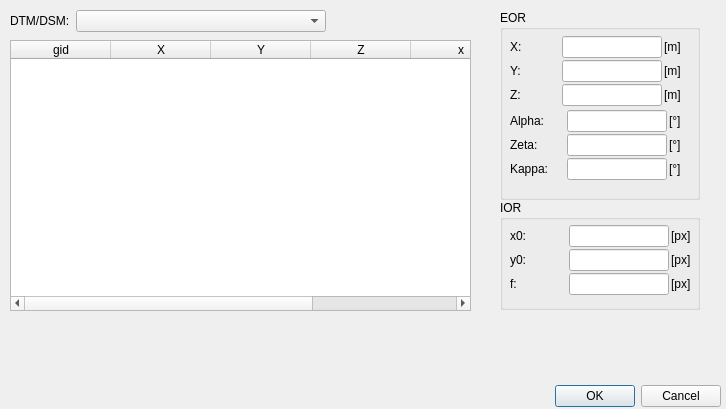
This is moniQue/gui/mono_plot_orient_dialog.ui in smfloery/moniQue as Qt 5 draws it before an edit. The edited form follows.
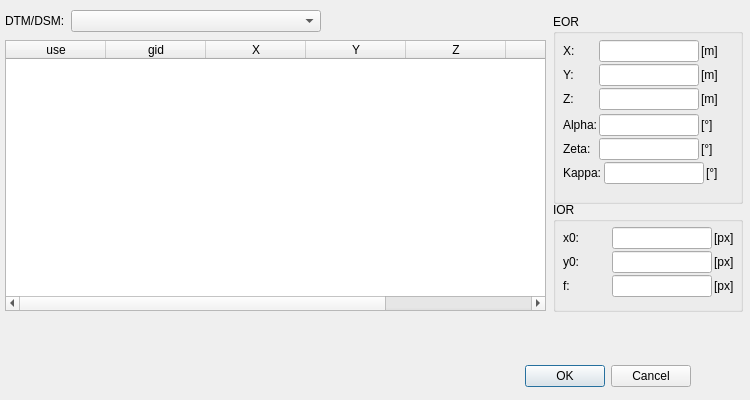
This is the edited form.

The edit to the form file:
```diff
--- a/moniQue/gui/mono_plot_orient_dialog.ui
+++ b/moniQue/gui/mono_plot_orient_dialog.ui
@@ -6,18 +6,30 @@
    <rect>
     <x>0</x>
     <y>0</y>
-    <width>726</width>
-    <height>409</height>
+    <width>750</width>
+    <height>400</height>
    </rect>
   </property>
+  <property name="minimumSize">
+   <size>
+    <width>750</width>
+    <height>400</height>
+   </size>
+  </property>
+  <property name="maximumSize">
+   <size>
+    <width>750</width>
+    <height>400</height>
+   </size>
+  </property>
   <property name="windowTitle">
    <string>Dialog</string>
   </property>
   <widget class="QDialogButtonBox" name="buttonBox">
    <property name="geometry">
     <rect>
-     <x>380</x>
-     <y>380</y>
+     <x>350</x>
+     <y>360</y>
      <width>341</width>
      <height>32</height>
     </rect>
@@ -32,15 +44,20 @@
   <widget class="QTableWidget" name="tableWidget">
    <property name="geometry">
     <rect>
-     <x>10</x>
+     <x>5</x>
      <y>40</y>
-     <width>461</width>
+     <width>541</width>
      <height>271</height>
     </rect>
    </property>
    <property name="sizeAdjustPolicy">
     <enum>QAbstractScrollArea::AdjustToContentsOnFirstShow</enum>
    </property>
+   <column>
+    <property name="text">
+     <string>use</string>
+    </property>
+   </column>
    <column>
     <property name="text">
      <string>gid</string>
@@ -75,21 +92,21 @@
   <widget class="QGroupBox" name="groupBox">
    <property name="geometry">
     <rect>
-     <x>500</x>
-     <y>10</y>
-     <width>200</width>
+     <x>553</x>
+     <y>14</y>
+     <width>190</width>
      <height>190</height>
     </rect>
    </property>
    <property name="minimumSize">
     <size>
-     <width>200</width>
+     <width>190</width>
      <height>190</height>
     </size>
    </property>
    <property name="maximumSize">
     <size>
-     <width>200</width>
+     <width>190</width>
      <height>190</height>
     </size>
    </property>
@@ -142,9 +159,12 @@
          <property name="orientation">
           <enum>Qt::Horizontal</enum>
          </property>
+         <property name="sizeType">
+          <enum>QSizePolicy::Preferred</enum>
+         </property>
          <property name="sizeHint" stdset="0">
           <size>
-           <width>40</width>
+           <width>0</width>
            <height>20</height>
           </size>
          </property>
@@ -195,9 +215,12 @@
          <property name="orientation">
           <enum>Qt::Horizontal</enum>
          </property>
+         <property name="sizeType">
+          <enum>QSizePolicy::Preferred</enum>
+         </property>
          <property name="sizeHint" stdset="0">
           <size>
-           <width>40</width>
+           <width>0</width>
            <height>20</height>
           </size>
          </property>
@@ -245,9 +268,12 @@
          <property name="orientation">
           <enum>Qt::Horizontal</enum>
          </property>
+         <property name="sizeType">
+          <enum>QSizePolicy::Preferred</enum>
+         </property>
          <property name="sizeHint" stdset="0">
           <size>
-           <width>40</width>
+           <width>0</width>
            <height>20</height>
           </size>
          </property>
@@ -314,11 +340,11 @@
           <enum>Qt::Horizontal</enum>
          </property>
          <property name="sizeType">
-          <enum>QSizePolicy::Expanding</enum>
+          <enum>QSizePolicy::Preferred</enum>
          </property>
          <property name="sizeHint" stdset="0">
           <size>
-           <width>10</width>
+           <width>0</width>
            <height>20</height>
           </size>
          </property>
@@ -366,9 +392,12 @@
          <property name="orientation">
           <enum>Qt::Horizontal</enum>
          </property>
+         <property name="sizeType">
+          <enum>QSizePolicy::Preferred</enum>
+         </property>
          <property name="sizeHint" stdset="0">
           <size>
-           <width>40</width>
+           <width>0</width>
            <height>20</height>
           </size>
          </property>
@@ -416,9 +445,12 @@
          <property name="orientation">
           <enum>Qt::Horizontal</enum>
          </property>
+         <property name="sizeType">
+          <enum>QSizePolicy::Preferred</enum>
+         </property>
          <property name="sizeHint" stdset="0">
           <size>
-           <width>40</width>
+           <width>0</width>
            <height>20</height>
           </size>
          </property>
@@ -471,21 +503,21 @@
   <widget class="QGroupBox" name="groupBox_2">
    <property name="geometry">
     <rect>
-     <x>500</x>
-     <y>200</y>
-     <width>200</width>
+     <x>553</x>
+     <y>202</y>
+     <width>190</width>
      <height>110</height>
     </rect>
    </property>
    <property name="minimumSize">
     <size>
-     <width>200</width>
+     <width>190</width>
      <height>110</height>
     </size>
    </property>
    <property name="maximumSize">
     <size>
-     <width>200</width>
+     <width>190</width>
      <height>110</height>
     </size>
    </property>
@@ -500,7 +532,7 @@
      <rect>
       <x>10</x>
       <y>20</y>
-      <width>181</width>
+      <width>171</width>
       <height>80</height>
      </rect>
     </property>
@@ -538,9 +570,12 @@
          <property name="orientation">
           <enum>Qt::Horizontal</enum>
          </property>
+         <property name="sizeType">
+          <enum>QSizePolicy::MinimumExpanding</enum>
+         </property>
          <property name="sizeHint" stdset="0">
           <size>
-           <width>40</width>
+           <width>10</width>
            <height>20</height>
           </size>
          </property>
@@ -548,6 +583,9 @@
        </item>
        <item>
         <widget class="QLineEdit" name="line_x0">
+         <property name="enabled">
+          <bool>true</bool>
+         </property>
          <property name="minimumSize">
           <size>
            <width>100</width>
@@ -588,9 +626,12 @@
          <property name="orientation">
           <enum>Qt::Horizontal</enum>
          </property>
+         <property name="sizeType">
+          <enum>QSizePolicy::MinimumExpanding</enum>
+         </property>
          <property name="sizeHint" stdset="0">
           <size>
-           <width>40</width>
+           <width>10</width>
            <height>20</height>
           </size>
          </property>
@@ -638,9 +679,12 @@
          <property name="orientation">
           <enum>Qt::Horizontal</enum>
          </property>
+         <property name="sizeType">
+          <enum>QSizePolicy::MinimumExpanding</enum>
+         </property>
          <property name="sizeHint" stdset="0">
           <size>
-           <width>40</width>
+           <width>10</width>
            <height>20</height>
           </size>
          </property>
@@ -693,9 +737,9 @@
   <widget class="QWidget" name="layoutWidget">
    <property name="geometry">
     <rect>
-     <x>10</x>
+     <x>5</x>
      <y>10</y>
-     <width>461</width>
+     <width>541</width>
      <height>22</height>
     </rect>
    </property>
```
Left out of the diff: 2 changed lines with no effect on the pictures.
